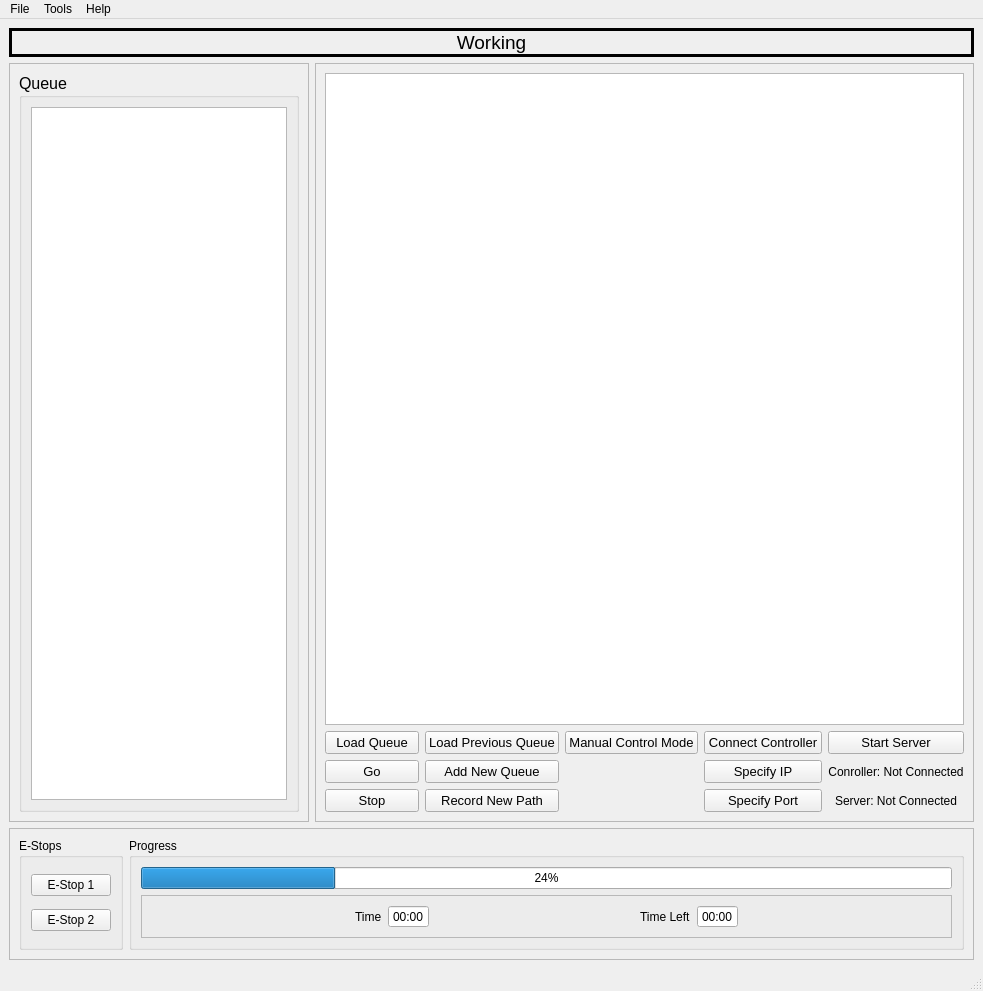
rybitski/scenery-robot, file main_window_robot.ui: the form before one commit.
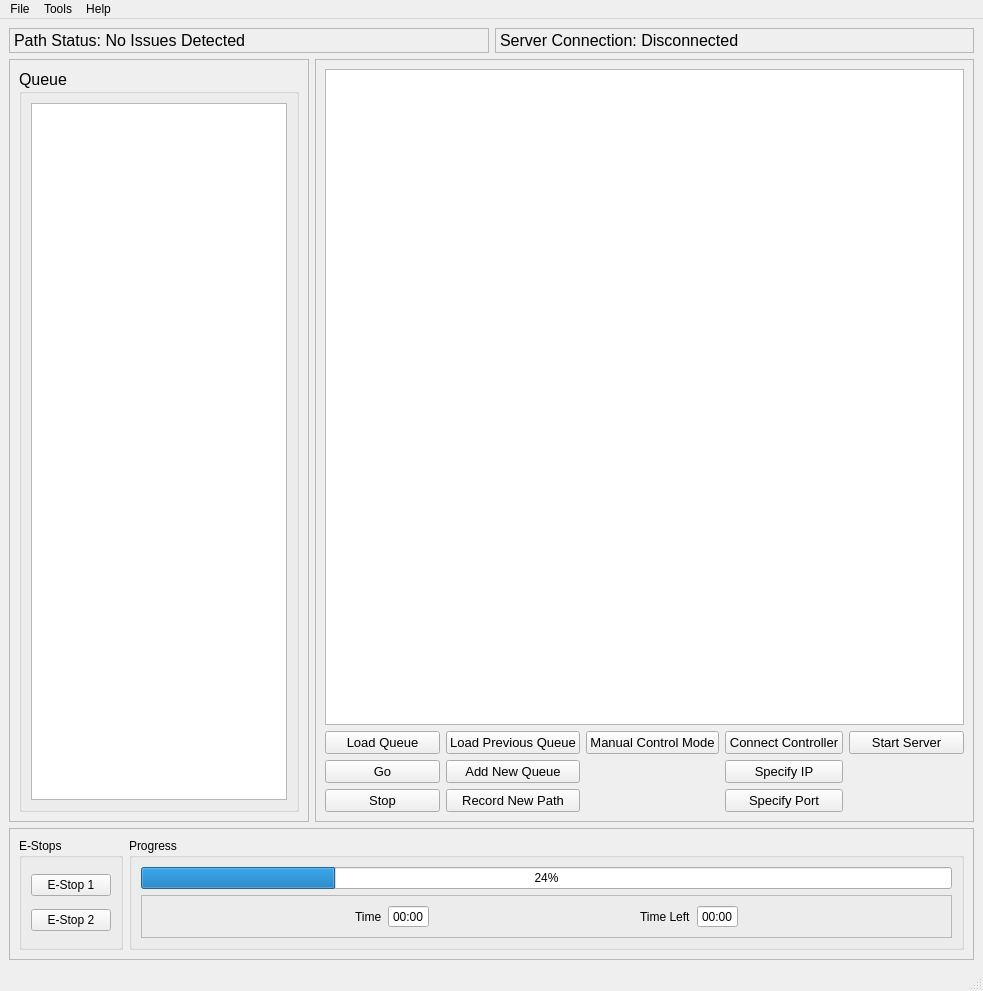
The form after the commit.

Commit message: added server connection label

```diff
--- a/main_window_robot.ui
+++ b/main_window_robot.ui
@@ -14,8 +14,8 @@
    <string>MainWindow</string>
   </property>
   <widget class="QWidget" name="centralwidget">
-   <layout class="QVBoxLayout" name="verticalLayout_2">
-    <item>
+   <layout class="QGridLayout" name="gridLayout_6">
+    <item row="0" column="0">
      <widget class="QLabel" name="checkWorkingLabel">
       <property name="sizePolicy">
        <sizepolicy hsizetype="Expanding" vsizetype="Preferred">
@@ -37,27 +37,48 @@
       </property>
       <property name="font">
        <font>
-        <pointsize>14</pointsize>
+        <pointsize>12</pointsize>
        </font>
       </property>
       <property name="autoFillBackground">
        <bool>true</bool>
       </property>
       <property name="frameShape">
-       <enum>QFrame::Box</enum>
+       <enum>QFrame::StyledPanel</enum>
       </property>
       <property name="lineWidth">
        <number>3</number>
       </property>
       <property name="text">
-       <string>Working</string>
+       <string>Path Status: No Issues Detected</string>
       </property>
       <property name="alignment">
-       <set>Qt::AlignCenter</set>
+       <set>Qt::AlignLeading|Qt::AlignLeft|Qt::AlignVCenter</set>
       </property>
      </widget>
     </item>
-    <item>
+    <item row="0" column="1">
+     <widget class="QLabel" name="server_connection_label">
+      <property name="sizePolicy">
+       <sizepolicy hsizetype="Expanding" vsizetype="Preferred">
+        <horstretch>0</horstretch>
+        <verstretch>0</verstretch>
+       </sizepolicy>
+      </property>
+      <property name="font">
+       <font>
+        <pointsize>12</pointsize>
+       </font>
+      </property>
+      <property name="frameShape">
+       <enum>QFrame::StyledPanel</enum>
+      </property>
+      <property name="text">
+       <string>Server Connection: Disconnected</string>
+      </property>
+     </widget>
+    </item>
+    <item row="1" column="0" colspan="2">
      <layout class="QHBoxLayout" name="horizontalLayout">
       <item>
        <widget class="QFrame" name="frame">
@@ -146,16 +167,6 @@
          </item>
          <item row="1" column="0">
           <layout class="QGridLayout" name="gridLayout_2">
-           <item row="1" column="4">
-            <widget class="QLabel" name="controlConnectIndicator">
-             <property name="text">
-              <string>Conroller: Not Connected</string>
-             </property>
-             <property name="alignment">
-              <set>Qt::AlignCenter</set>
-             </property>
-            </widget>
-           </item>
            <item row="1" column="0">
             <widget class="QPushButton" name="queueGo">
              <property name="font">
@@ -264,16 +275,6 @@
              </property>
             </widget>
            </item>
-           <item row="3" column="4">
-            <widget class="QLabel" name="serverConnectIndicator">
-             <property name="text">
-              <string>Server: Not Connected</string>
-             </property>
-             <property name="alignment">
-              <set>Qt::AlignCenter</set>
-             </property>
-            </widget>
-           </item>
            <item row="3" column="1">
             <widget class="QPushButton" name="recordPath">
              <property name="font">
@@ -307,7 +308,7 @@
       </item>
      </layout>
     </item>
-    <item>
+    <item row="2" column="0" colspan="2">
      <widget class="QFrame" name="frame_3">
       <property name="frameShape">
        <enum>QFrame::StyledPanel</enum>
```
